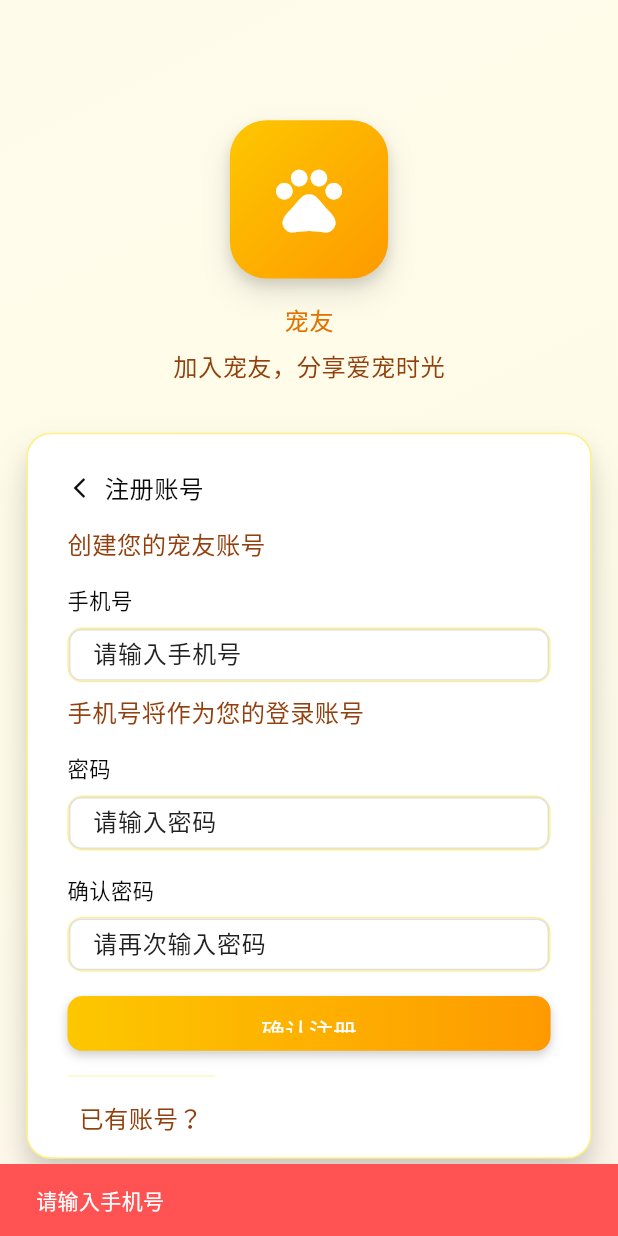
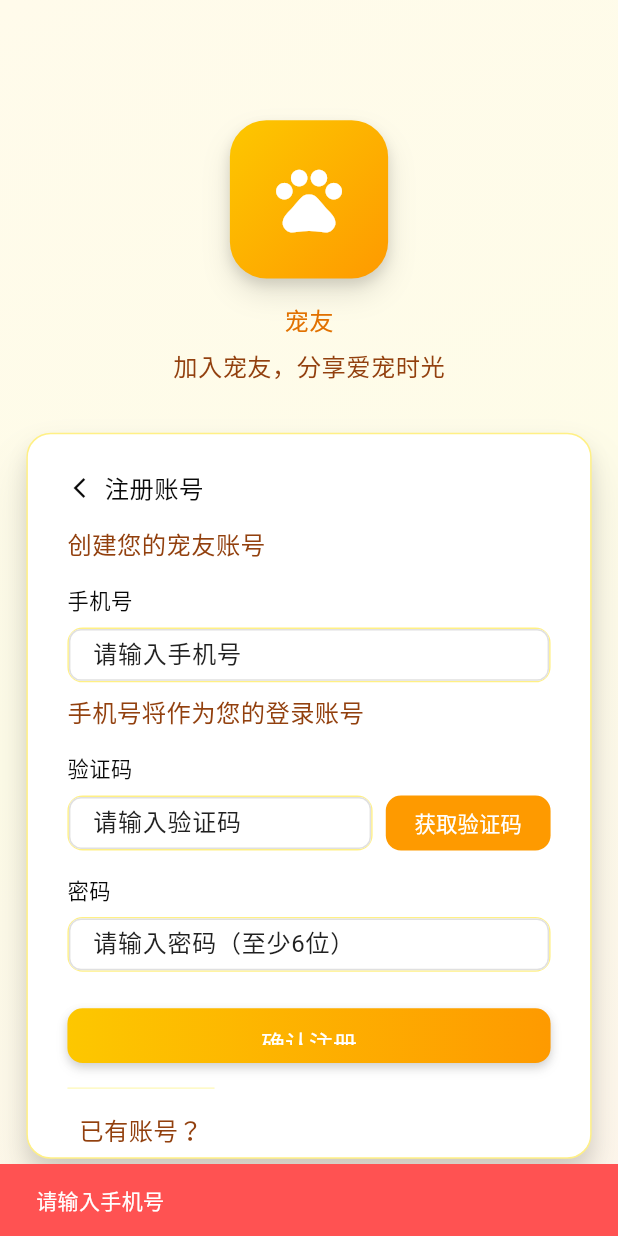
Before and after one commit to guoruncheng-web/PetCheckIn, a Flutter app: the RegisterPage screen opened by its route, after a tap on "确认注册", on a phone screen of 412 x 824 dp. Run offline on Flutter 3.47's test engine with Material 3 defaults, Android fonts, the phone set to English and light mode, and no system bars; our stand-ins replace badges, flutter_screenutil, flutter_slidable, pull_to_refresh, salomon_bottom_bar, supabase_flutter; accounts and stored records are empty.

Commit message:
feat: 添加注册页面手机验证码功能
- 添加验证码输入框和发送验证码功能
- 实现60秒倒计时防止频繁发送
- 移除确认密码字段，简化注册流程
- 注册前先验证验证码，已注册用户跳转登录页

🤖 Generated with [Claude Code](https://claude.com/claude-code)

Co-Authored-By: Claude <noreply@anthropic.com>

```diff
--- a/pet_checkin/lib/pages/auth/register_page.dart
+++ b/pet_checkin/lib/pages/auth/register_page.dart
@@ -13,8 +13,8 @@ class RegisterPage extends StatefulWidget {
 
 class _RegisterPageState extends State<RegisterPage> {
   final _phoneCtrl = TextEditingController();
+  final _codeCtrl = TextEditingController();
   final _pwdCtrl = TextEditingController();
-  final _confirmCtrl = TextEditingController();
   bool _loading = false;
   int _countdown = 0;
 
@@ -26,12 +26,8 @@ class _RegisterPageState extends State<RegisterPage> {
     }
   }
 
-
-
-  Future<void> _confirmRegister() async {
+  Future<void> _sendOtp() async {
     final phone = _phoneCtrl.text.trim();
-    final pwd = _pwdCtrl.text;
-    final confirm = _confirmCtrl.text;
     if (phone.isEmpty) {
       Toast.error('请输入手机号');
       return;
@@ -40,12 +36,52 @@ class _RegisterPageState extends State<RegisterPage> {
       Toast.error('请输入正确手机号（11位）');
       return;
     }
+    if (_countdown > 0) return;
+
+    setState(() => _loading = true);
+    try {
+      await SupabaseService.instance.sendOtp(phone: phone);
+      Toast.success('验证码已发送');
+      setState(() => _countdown = 60);
+      _startCountdown();
+    } catch (e) {
+      Toast.error('发送失败：$e');
+    } finally {
+      if (mounted) setState(() => _loading = false);
+    }
+  }
+
+  void _startCountdown() {
+    Future.delayed(const Duration(seconds: 1), () {
+      if (!mounted) return;
+      if (_countdown > 0) {
+        setState(() => _countdown--);
+        _startCountdown();
+      }
+    });
+  }
+
+
+
+  Future<void> _confirmRegister() async {
+    final phone = _phoneCtrl.text.trim();
+    final code = _codeCtrl.text.trim();
+    final pwd = _pwdCtrl.text;
+
+    if (phone.isEmpty) {
+      Toast.error('请输入手机号');
+      return;
+    }
+    if (!RegExp(r'^1[3-9]\d{9}$').hasMatch(phone)) {
+      Toast.error('请输入正确手机号（11位）');
+      return;
+    }
+    if (code.isEmpty) {
+      Toast.error('请输入验证码');
+      return;
+    }
     if (pwd.length < 6) {
       Toast.error('请输入至少 6 位密码');
-      return;
-    }
-    if (pwd != confirm) {
-      Toast.error('两次密码输入不一致');
       return;
     }
     if (!SupabaseService.instance.isConfigProvided) {
@@ -57,10 +93,23 @@ class _RegisterPageState extends State<RegisterPage> {
       Toast.error('网络异常或证书问题，无法连接 Supabase');
       return;
     }
+
     setState(() => _loading = true);
     try {
+      // 先验证验证码
+      final isNew = await SupabaseService.instance.verifyOtp(phone: phone, code: code);
+      if (!isNew) {
+        Toast.error('手机号已注册，请直接登录');
+        if (mounted) {
+          Navigator.pushReplacementNamed(context, '/login');
+        }
+        return;
+      }
+
+      // 验证码通过后，注册账号
       await SupabaseService.instance.signUpWithPhonePassword(phone: phone, password: pwd);
       if (!mounted) return;
+      Toast.success('注册成功');
       Navigator.pushReplacementNamed(context, '/main');
     } catch (e) {
       Toast.error('注册失败：$e');
@@ -72,8 +121,8 @@ class _RegisterPageState extends State<RegisterPage> {
   @override
   void dispose() {
     _phoneCtrl.dispose();
+    _codeCtrl.dispose();
     _pwdCtrl.dispose();
-    _confirmCtrl.dispose();
     super.dispose();
   }
 
@@ -157,6 +206,48 @@ class _RegisterPageState extends State<RegisterPage> {
                       SizedBox(height: 8.h),
                       Text('手机号将作为您的登录账号', style: TextStyle(fontSize: 16.sp, color: const Color(0xFF92400E))),
                       SizedBox(height: 16.h),
+                      Text('验证码', style: TextStyle(fontSize: 14.sp, color: const Color(0xFF0A0A0A), fontWeight: FontWeight.w500)),
+                      SizedBox(height: 8.h),
+                      Row(
+                        children: [
+                          Expanded(
+                            child: Container(
+                              height: 36.h,
+                              decoration: BoxDecoration(color: const Color(0xFFFFFBE8), border: Border.all(color: const Color(0xFFFFF085), width: 1), borderRadius: BorderRadius.circular(10.r)),
+                              child: TextField(
+                                controller: _codeCtrl,
+                                keyboardType: TextInputType.number,
+                                maxLength: 6,
+                                decoration: const InputDecoration(
+                                  hintText: '请输入验证码',
+                                  border: InputBorder.none,
+                                  contentPadding: EdgeInsets.symmetric(horizontal: 12, vertical: 8),
+                                  counterText: '',
+                                ),
+                              ),
+                            ),
+                          ),
+                          SizedBox(width: 8.w),
+                          SizedBox(
+                            width: 100.w,
+                            height: 36.h,
+                            child: TextButton(
+                              onPressed: _countdown > 0 ? null : _sendOtp,
+                              style: TextButton.styleFrom(
+                                backgroundColor: _countdown > 0 ? Colors.grey.shade300 : const Color(0xFFFE9A00),
+                                foregroundColor: Colors.white,
+                                shape: RoundedRectangleBorder(borderRadius: BorderRadius.circular(10.r)),
+                                padding: EdgeInsets.zero,
+                              ),
+                              child: Text(
+                                _countdown > 0 ? '${_countdown}s' : '获取验证码',
+                                style: TextStyle(fontSize: 14.sp),
+                              ),
+                            ),
+                          ),
+                        ],
+                      ),
+                      SizedBox(height: 16.h),
                       Text('密码', style: TextStyle(fontSize: 14.sp, color: const Color(0xFF0A0A0A), fontWeight: FontWeight.w500)),
                       SizedBox(height: 8.h),
                       Container(
@@ -166,29 +257,13 @@ class _RegisterPageState extends State<RegisterPage> {
                           controller: _pwdCtrl,
                           obscureText: true,
                           decoration: const InputDecoration(
-                            hintText: '请输入密码',
+                            hintText: '请输入密码（至少6位）',
                             border: InputBorder.none,
                             contentPadding: EdgeInsets.symmetric(horizontal: 12, vertical: 8),
                           ),
                         ),
                       ),
-                      SizedBox(height: 16.h),
-                      Text('确认密码', style: TextStyle(fontSize: 14.sp, color: const Color(0xFF0A0A0A), fontWeight: FontWeight.w500)),
-                      SizedBox(height: 8.h),
-                      Container(
-                        height: 36.h,
-                        decoration: BoxDecoration(color: const Color(0xFFFFFBE8), border: Border.all(color: const Color(0xFFFFF085), width: 1), borderRadius: BorderRadius.circular(10.r)),
-                        child: TextField(
-                          controller: _confirmCtrl,
-                          obscureText: true,
-                          decoration: const InputDecoration(
-                            hintText: '请再次输入密码',
-                            border: InputBorder.none,
-                            contentPadding: EdgeInsets.symmetric(horizontal: 12, vertical: 8),
-                          ),
-                        ),
-                      ),
-                      SizedBox(height: 16.h),
+                      SizedBox(height: 24.h),
                       Container(
                         height: 36.h,
                         width: double.infinity,
```
